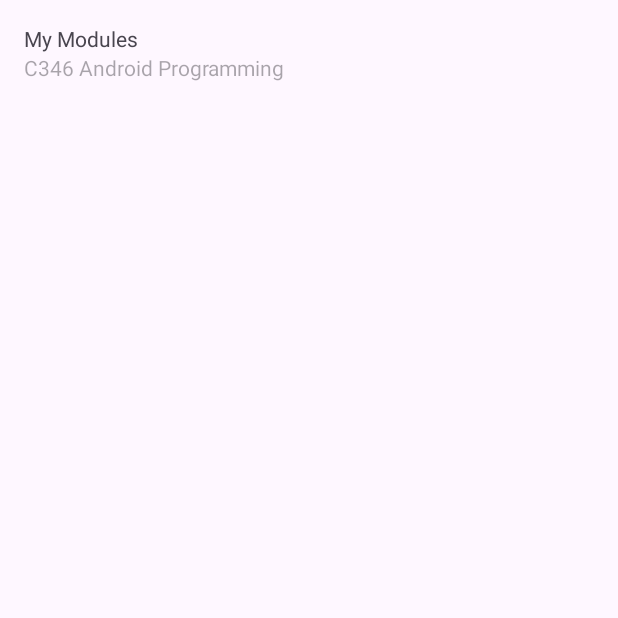
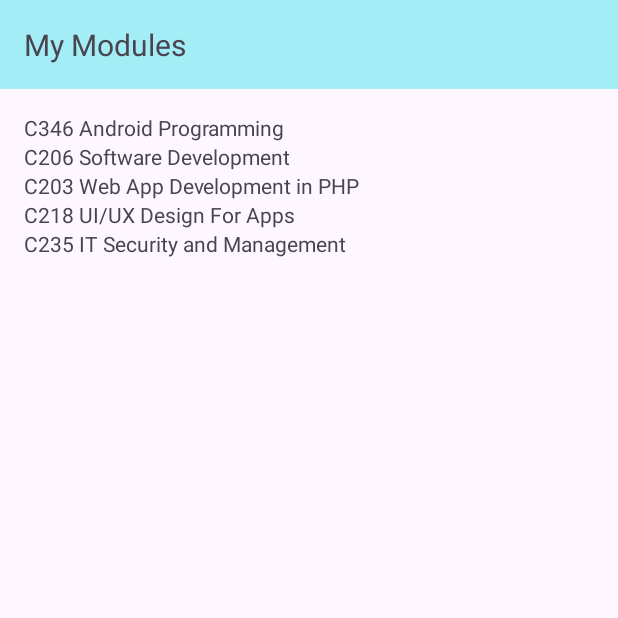
Before and after one commit to nawwbi/MyModules, an Android app: the screen it shows after launch (MainActivity), on a phone screen of 412 x 824 dp, the top half of it. Run offline under Robolectric (Android 15) with nearby library versions, the phone set to English and light mode, and no system bars.

Commit message:
edit 22:55

```diff
--- a/app/src/main/java/sg/edu/rp/c346/id22024713/mymodules/MainActivity.java
+++ b/app/src/main/java/sg/edu/rp/c346/id22024713/mymodules/MainActivity.java
@@ -10,16 +10,20 @@ import android.widget.TextView;
 
 public class MainActivity extends AppCompatActivity {
 
-    TextView tv;
+    TextView c346mod, c206mod, c203mod, c218mod, c235mod;
 
     @Override
     protected void onCreate(Bundle savedInstanceState) {
         super.onCreate(savedInstanceState);
         setContentView(R.layout.activity_main);
 
-        tv = findViewById(R.id.modules);
+        c346mod = findViewById(R.id.c346);
+        c206mod = findViewById(R.id.c206);
+        c203mod = findViewById(R.id.c203);
+        c218mod = findViewById(R.id.c218);
+        c235mod = findViewById(R.id.c235);
 
-        tv.setOnClickListener(new View.OnClickListener() {
+        c346mod.setOnClickListener(new View.OnClickListener() {
             @Override
             public void onClick(View v) {
                 Intent intent = new Intent(MainActivity.this, AllActivity.class);
@@ -33,6 +37,61 @@ public class MainActivity extends AppCompatActivity {
             }
         });
 
+        c206mod.setOnClickListener(new View.OnClickListener() {
+            @Override
+            public void onClick(View v) {
+                Intent intent = new Intent(MainActivity.this, AllActivity.class);
+                intent.putExtra("Code", "C206");
+                intent.putExtra("Name", "Software Development");
+                intent.putExtra("Year",2023);
+                intent.putExtra("Sem", 1);
+                intent.putExtra("Credit", 4);
+                intent.putExtra("Venue", "W64P");
+                startActivity(intent);
+            }
+        });
+
+        c203mod.setOnClickListener(new View.OnClickListener() {
+            @Override
+            public void onClick(View v) {
+                Intent intent = new Intent(MainActivity.this, AllActivity.class);
+                intent.putExtra("Code", "C203");
+                intent.putExtra("Name", "Web App Development in PHP");
+                intent.putExtra("Year",2023);
+                intent.putExtra("Sem", 1);
+                intent.putExtra("Credit", 4);
+                intent.putExtra("Venue", "W64N");
+                startActivity(intent);
+            }
+        });
+
+        c218mod.setOnClickListener(new View.OnClickListener() {
+            @Override
+            public void onClick(View v) {
+                Intent intent = new Intent(MainActivity.this, AllActivity.class);
+                intent.putExtra("Code", "C218");
+                intent.putExtra("Name", "UI/UX Design for Apps");
+                intent.putExtra("Year",2023);
+                intent.putExtra("Sem", 1);
+                intent.putExtra("Credit", 4);
+                intent.putExtra("Venue", "W64P");
+                startActivity(intent);
+            }
+        });
+
+        c235mod.setOnClickListener(new View.OnClickListener() {
+            @Override
+            public void onClick(View v) {
+                Intent intent = new Intent(MainActivity.this, AllActivity.class);
+                intent.putExtra("Code", "C235");
+                intent.putExtra("Name", "IT Security and Management");
+                intent.putExtra("Year",2023);
+                intent.putExtra("Sem", 1);
+                intent.putExtra("Credit", 4);
+                intent.putExtra("Venue", "W65A");
+                startActivity(intent);
+            }
+        });
 
     }
 }
--- a/app/src/main/res/layout/activity_main.xml
+++ b/app/src/main/res/layout/activity_main.xml
@@ -2,18 +2,52 @@
 <LinearLayout xmlns:android="http://schemas.android.com/apk/res/android"
     android:layout_width="match_parent"
     android:layout_height="match_parent"
-    android:orientation="vertical"
-    android:padding="16dp">
+    android:orientation="vertical">
 
     <TextView
         android:id="@+id/textView"
         android:layout_width="match_parent"
         android:layout_height="wrap_content"
-        android:text="@string/textView" />
+        android:background="#A3EDF6"
+        android:text="@string/textView"
+        android:textSize="20sp"
+        android:padding="16dp"/>
 
-    <TextView
-        android:id="@+id/modules"
+    <LinearLayout
         android:layout_width="match_parent"
-        android:layout_height="wrap_content"
-        android:hint="@string/modules" />
+        android:layout_height="match_parent"
+        android:orientation="vertical"
+        android:padding="16dp">
+
+        <TextView
+            android:id="@+id/c346"
+            android:layout_width="match_parent"
+            android:layout_height="wrap_content"
+            android:text="@string/c346" />
+
+        <TextView
+            android:id="@+id/c206"
+            android:layout_width="match_parent"
+            android:layout_height="wrap_content"
+            android:text="@string/c206" />
+
+        <TextView
+            android:id="@+id/c203"
+            android:layout_width="match_parent"
+            android:layout_height="wrap_content"
+            android:text="@string/c203" />
+
+        <TextView
+            android:id="@+id/c218"
+            android:layout_width="match_parent"
+            android:layout_height="wrap_content"
+            android:text="@string/c218" />
+
+        <TextView
+            android:id="@+id/c235"
+            android:layout_width="match_parent"
+            android:layout_height="wrap_content"
+            android:text="@string/c235" />
+    </LinearLayout>
+
 </LinearLayout>
--- a/app/src/main/res/values/strings.xml
+++ b/app/src/main/res/values/strings.xml
@@ -1,6 +1,10 @@
 <resources>
     <string name="app_name">MyModules</string>
     <string name="textView">My Modules</string>
-    <string name="modules">C346 Android Programming</string>
+    <string name="c346">C346 Android Programming</string>
+    <string name="c206">C206 Software Development </string>
+    <string name="c203">C203 Web App Development in PHP</string>
+    <string name="c218">C218 UI/UX Design For Apps</string>
+    <string name="c235">C235 IT Security and Management</string>
     <string name="button">Back</string>
 </resources>
```
Also changed, not shown: app/src/main/res/layout/activity_all.xml (+18 -1 lines).
